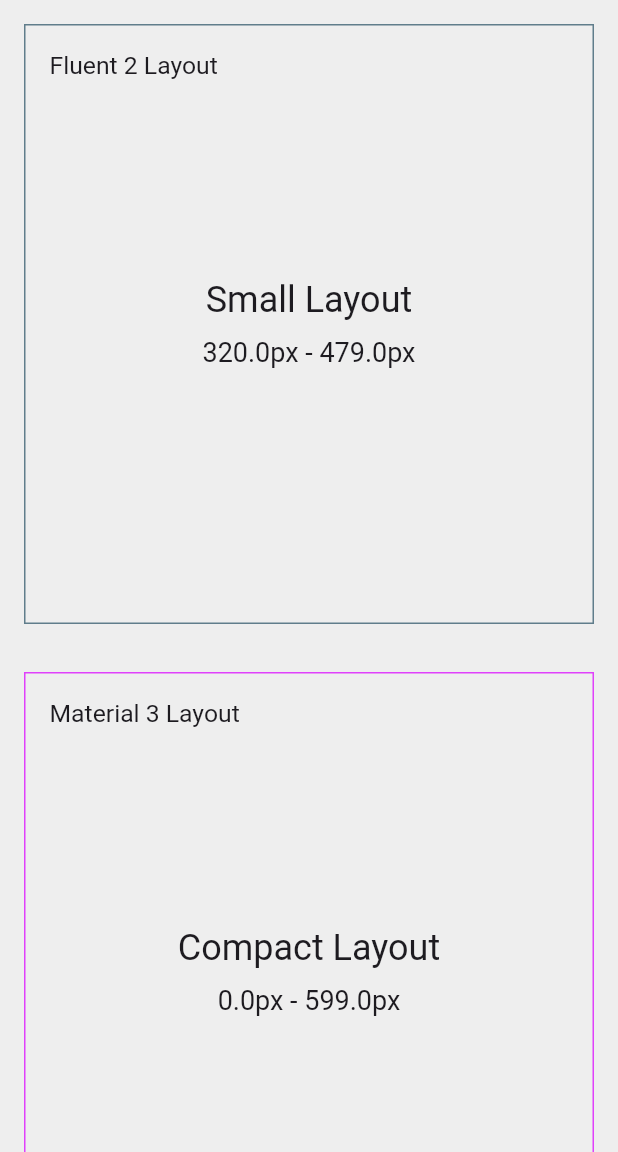
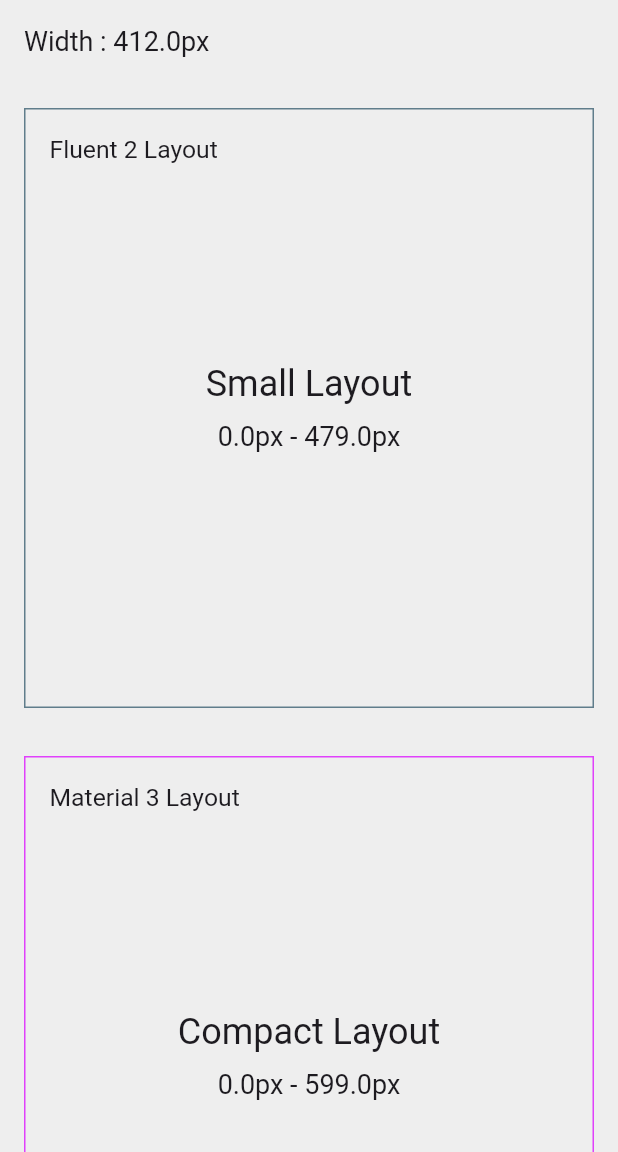
Before and after one commit to anjarnaufals/visc_utils, a Flutter app: the screen it shows after launch, on a phone screen of 412 x 824 dp, the part 84-1236 px from its top. Run offline on Flutter 3.47's test engine with Material 3 defaults, Android fonts, the light colour scheme and no system bars; network calls fail.

Commit message:
refactor: base margin , remove base padding

```diff
--- a/analysis_options.yaml
+++ b/analysis_options.yaml
@@ -2,3 +2,9 @@
 
 # Additional information about this file can be found at
 # https://dart.dev/guides/language/analysis-options
+
+dart_code_metrics:
+  extends:
+    - recommended
+  rules:
+    - avoid-dynamic: false
--- a/example/lib/feat/responsive_font_size_example.dart
+++ b/example/lib/feat/responsive_font_size_example.dart
@@ -7,7 +7,7 @@
   @override
   Widget build(BuildContext context) {
     return Container(
-      color: Colors.blueAccent.withOpacity(.5),
+      color: Colors.blueAccent.withValues(alpha: .5),
       child: Column(
         crossAxisAlignment: CrossAxisAlignment.start,
         children: [
--- a/example/lib/main.dart
+++ b/example/lib/main.dart
@@ -4,7 +4,7 @@
 import 'feat/fluent_2_layout_widget_example.dart';
 import 'feat/material_3_layout_widget_example.dart';
 import 'feat/responsive_font_size_example.dart';
-import 'feat/responsive_padding_margin_example.dart';
+import 'feat/responsive_margin_example.dart';
 
 const designWidth = 1280;
 
@@ -30,8 +30,30 @@
   }
 }
 
-class ExampleWidget extends StatelessWidget {
+class ExampleWidget extends StatefulWidget {
   const ExampleWidget({super.key});
+
+  @override
+  State<ExampleWidget> createState() => _ExampleWidgetState();
+}
+
+class _ExampleWidgetState extends State<ExampleWidget> {
+  ValueNotifier<MarginRule> marginRule =
+      ValueNotifier(MarginRule.marginOptimal);
+
+  void switchMarginRule() {
+    if (marginRule.value.isMarginOptimal()) {
+      marginRule.value = MarginRule.marginM3;
+    } else {
+      marginRule.value = MarginRule.marginOptimal;
+    }
+  }
+
+  @override
+  void dispose() {
+    marginRule.dispose();
+    super.dispose();
+  }
 
   @override
   Widget build(BuildContext context) {
@@ -45,6 +67,24 @@
       backgroundColor: Colors.grey[200],
       body: CustomScrollView(
         slivers: [
+          SliverToBoxAdapter(
+            child: ListenableBuilder(
+              listenable: marginRule,
+              builder: (_, __) => Padding(
+                padding: viscAllMargin(
+                  context,
+                  marginRule: marginRule.value,
+                ),
+                child: Builder(builder: (_) {
+                  double width = MediaQuery.of(context).size.width;
+                  return Text(
+                    "Width : ${width}px",
+                    style: ViscTypo.headlineSmall(context),
+                  );
+                }),
+              ),
+            ),
+          ),
           const SliverToBoxAdapter(
             child: Fluent2LayoutWidgetExample(),
           ),
@@ -54,39 +94,50 @@
           SliverPadding(
             padding: viscHorizontalMargin(context),
             sliver: SliverList.list(
-              children: const [
-                ResponsivePaddingMarginExample(),
-                Divider(),
-                ResponsiveFontSizeExample(),
-                SizedBox(height: kToolbarHeight),
+              children: [
+                ResponsiveMarginExample(
+                  marginRule: marginRule,
+                  switchMarginRule: switchMarginRule,
+                ),
+                const Divider(),
+                const ResponsiveFontSizeExample(),
+                const SizedBox(height: kToolbarHeight),
               ],
             ),
           ),
           SliverPadding(
             padding: viscHorizontalMargin(context),
-            sliver: SliverGrid.builder(
+            sliver: ListenableBuilder(
+              listenable: marginRule,
+              builder: (_, __) => SliverGrid.builder(
                 itemCount: 6,
                 gridDelegate: SliverGridDelegateWithMaxCrossAxisExtent(
                   maxCrossAxisExtent: 300,
                   childAspectRatio: 4 / 5,
-                crossAxisSpacing: baseMargin(context),
-                mainAxisSpacing: baseMargin(context),
+                  crossAxisSpacing: marginRule.value.isMarginM3()
+                      ? baseMarginM3(context)
+                      : baseMarginOptimal(context),
+                  mainAxisSpacing: marginRule.value.isMarginM3()
+                      ? baseMarginM3(context)
+                      : baseMarginOptimal(context),
                 ),
                 itemBuilder: (_, index) {
-                return Container(
-                  padding: viscAllPadding(context),
+                  return ListenableBuilder(
+                    listenable: marginRule,
+                    builder: (_, __) => Container(
+                      padding:
+                          viscAllMargin(context, marginRule: marginRule.value),
                       decoration: const BoxDecoration(
                         color: Colors.white,
                       ),
-                  child: Column(
-                    children: [
-                      Flexible(
-                        child: Image.network('https://picsum.photos/200/300'),
+                      child: Image.network(
+                        'https://picsum.photos/300/300',
+                        fit: BoxFit.fill,
                       ),
-                    ],
                     ),
                   );
                 },
+              ),
             ),
           ),
         ],
--- a/lib/src/base_margin.dart
+++ b/lib/src/base_margin_m3.dart
@@ -24,7 +24,7 @@
 // range in N >= 1600  dp/lp
 const double extraLargeDefault = 24;
 
-double baseMargin(BuildContext context) {
+double baseMarginM3(BuildContext context) {
   double screenWidth = MediaQuery.of(context).size.width;
 
   if (screenWidth < 600) {
@@ -44,18 +44,3 @@
     return mobileDefault;
   }
 }
-
-EdgeInsets viscHorizontalMargin(BuildContext context) {
-  double horizontalMargin = baseMargin(context);
-  return EdgeInsets.symmetric(horizontal: horizontalMargin);
-}
-
-EdgeInsets viscVerticalMargin(BuildContext context) {
-  double verticalMargin = baseMargin(context);
-  return EdgeInsets.symmetric(vertical: verticalMargin);
-}
-
-EdgeInsets viscAllMargin(BuildContext context) {
-  double allMargin = baseMargin(context);
-  return EdgeInsets.all(allMargin);
-}
--- a/lib/src/base_padding.dart
+++ b/lib/src/base_margin_optimal.dart
@@ -1,6 +1,6 @@
 import 'package:flutter/material.dart';
 
-double basePadding(BuildContext context) {
+double baseMarginOptimal(BuildContext context) {
   double screenWidth = MediaQuery.of(context).size.width;
 
   if (screenWidth <= 320) {
@@ -21,24 +21,7 @@
     return 32.0;
   } else if (screenWidth <= 1920) {
     return 38.0;
-  } else if (screenWidth <= 2560) {
-    return 48.0;
   } else {
     return 48.0; // Default for screens larger than 2560px
   }
 }
-
-EdgeInsets viscHorizontalPadding(BuildContext context) {
-  double horizontalMargin = basePadding(context);
-  return EdgeInsets.symmetric(horizontal: horizontalMargin);
-}
-
-EdgeInsets viscVerticalPadding(BuildContext context) {
-  double horizontalMargin = basePadding(context);
-  return EdgeInsets.symmetric(vertical: horizontalMargin);
-}
-
-EdgeInsets viscAllPadding(BuildContext context) {
-  double allMargin = basePadding(context);
-  return EdgeInsets.all(allMargin);
-}
--- a/lib/src/fluent_2_layout.dart
+++ b/lib/src/fluent_2_layout.dart
@@ -8,7 +8,8 @@
 
   const Fluent2Layout(this.name, this.minWidth, this.maxWidth, this.breakpoint);
 
-  static const Fluent2Layout small = Fluent2Layout('Small', 320, 479, 640);
+  // static const Fluent2Layout small = Fluent2Layout('Small', 320, 479, 640);
+  static const Fluent2Layout small = Fluent2Layout('Small', 0, 479, 640);
   static const Fluent2Layout medium = Fluent2Layout('Medium', 480, 639, 1007);
   static const Fluent2Layout large = Fluent2Layout('Large', 640, 1023, 1008);
   static const Fluent2Layout xLarge =
--- /dev/null
+++ b/lib/src/margin_rule.dart
@@ -0,0 +1,9 @@
+enum MarginRule {
+  marginM3,
+  marginOptimal,
+}
+
+extension MarginRuleType on MarginRule? {
+  bool isMarginM3() => this == MarginRule.marginM3;
+  bool isMarginOptimal() => this == MarginRule.marginOptimal;
+}
--- /dev/null
+++ b/lib/src/visc_margin.dart
@@ -0,0 +1,33 @@
+import 'package:flutter/material.dart';
+import 'package:visc_utils/visc_utils.dart';
+
+EdgeInsets viscHorizontalMargin(
+  BuildContext context, {
+  MarginRule? marginRule = MarginRule.marginOptimal,
+}) {
+  double horizontalMargin = _typeMargin(marginRule, context);
+  return EdgeInsets.symmetric(horizontal: horizontalMargin);
+}
+
+EdgeInsets viscVerticalMargin(
+  BuildContext context, {
+  MarginRule? marginRule = MarginRule.marginOptimal,
+}) {
+  double verticalMargin = _typeMargin(marginRule, context);
+  return EdgeInsets.symmetric(vertical: verticalMargin);
+}
+
+EdgeInsets viscAllMargin(
+  BuildContext context, {
+  MarginRule? marginRule = MarginRule.marginOptimal,
+}) {
+  double allMargin = _typeMargin(marginRule, context);
+  return EdgeInsets.all(allMargin);
+}
+
+double _typeMargin(MarginRule? marginRule, BuildContext context) {
+  double horizontalMargin = marginRule.isMarginOptimal()
+      ? baseMarginOptimal(context)
+      : baseMarginM3(context);
+  return horizontalMargin;
+}
--- a/lib/src/base_typography.dart
+++ b/lib/src/visc_typo.dart
@@ -94,10 +94,7 @@
             fontSize: _baseFontSize(context, 45),
           );
 
-  static TextStyle? displayLarge(
-    BuildContext context, {
-    bool usePerceipedSize = false,
-  }) =>
+  static TextStyle? displayLarge(BuildContext context) =>
       Theme.of(context).textTheme.displayLarge?.copyWith(
             fontSize: _baseFontSize(context, 57),
           );
--- a/pubspec.yaml
+++ b/pubspec.yaml
@@ -1,6 +1,6 @@
 name: visc_utils
 description: "Visc Utils is Simple Flutter Widget Utility"
-version: 0.0.5
+version: 0.0.7
 homepage:
 
 environment:
```
Also changed, not shown: example/lib/feat/responsive_margin_example.dart (added, +85 -0 lines), example/lib/feat/responsive_padding_margin_example.dart (deleted, +0 -54 lines), lib/visc_utils.dart (+6 -4 lines), example/pubspec.lock, 2 other files. Lines whose indentation alone changed are shown as unchanged.
